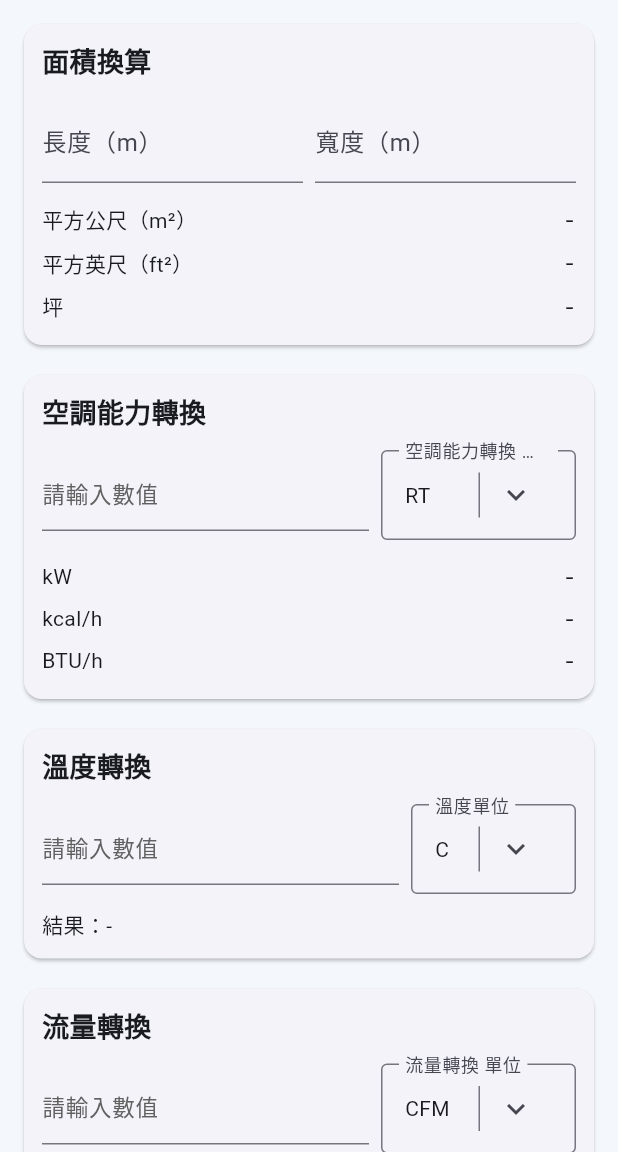
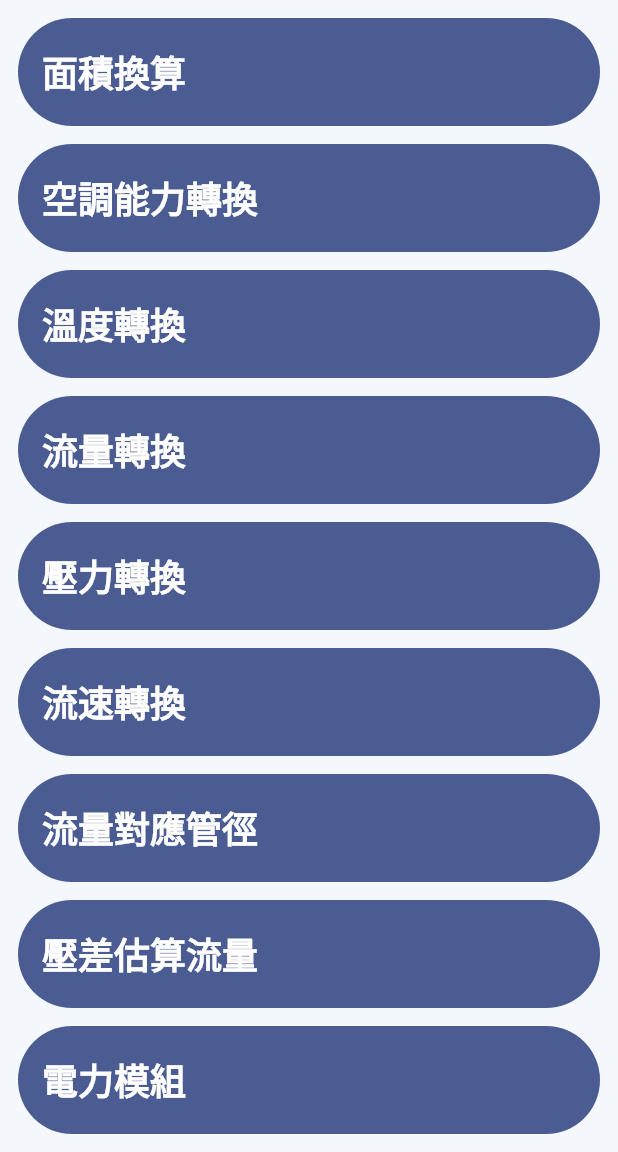
Before and after one commit to wuwu0102/hvac-unit-converter, a Flutter app: the screen it shows after launch, on a phone screen of 412 x 824 dp, the part 84-1236 px from its top. Run offline on Flutter 3.47's test engine with Material 3 defaults, Android fonts, the phone set to English and light mode, and no system bars.

Commit message:
feat: split converter pages and add area calculator for staging

```diff
--- a/lib/main.dart
+++ b/lib/main.dart
@@ -33,6 +33,7 @@ class ConverterHomePage extends StatefulWidget {
 }
 
 class _ConverterHomePageState extends State<ConverterHomePage> {
+  ConverterPage? _selectedPage;
   static const double _hintFontScale = 1.25;
   static const double _hintLineHeight = 1.45;
   static const EdgeInsets _hintVerticalPadding = EdgeInsets.symmetric(vertical: 7);
@@ -42,6 +43,7 @@ class _ConverterHomePageState extends State<ConverterHomePage> {
 
   final _areaLengthController = TextEditingController();
   final _areaWidthController = TextEditingController();
+  String _areaUnit = 'm';
 
   final _coolingCapacityController = TextEditingController();
   String _coolingCapacityUnit = 'RT';
@@ -411,8 +413,11 @@ class _ConverterHomePageState extends State<ConverterHomePage> {
   }
 
   Widget _areaConverterCard() {
-    final lengthM = _parseAny(_areaLengthController.text);
-    final widthM = _parseAny(_areaWidthController.text);
+    final lengthInput = _parseAny(_areaLengthController.text);
+    final widthInput = _parseAny(_areaWidthController.text);
+    final factor = _areaUnit == 'm' ? 1.0 : 0.3048;
+    final lengthM = lengthInput == null ? null : lengthInput * factor;
+    final widthM = widthInput == null ? null : widthInput * factor;
     final areaM2 = (lengthM == null || widthM == null) ? null : lengthM * widthM;
     final areaFt2 = areaM2 == null ? null : areaM2 * 10.7639;
     final areaPing = areaM2 == null ? null : areaM2 / 3.305785;
@@ -423,12 +428,32 @@ class _ConverterHomePageState extends State<ConverterHomePage> {
         children: [
           Row(
             children: [
-              Expanded(child: _numericField(_areaLengthController, label: '長度（m）', hint: '請輸入長度')),
+              Expanded(child: _numericField(_areaLengthController, label: '長度', hint: '請輸入長度')),
               const SizedBox(width: 8),
-              Expanded(child: _numericField(_areaWidthController, label: '寬度（m）', hint: '請輸入寬度')),
+              Expanded(child: _numericField(_areaWidthController, label: '寬度', hint: '請輸入寬度')),
             ],
           ),
+          const SizedBox(height: 8),
+          _mobileSafeSelector(
+            label: '長寬單位',
+            sheetTitle: '請選擇長寬單位',
+            value: _areaUnit,
+            options: const [
+              SelectorOption(value: 'm', label: 'm'),
+              SelectorOption(value: 'ft', label: 'ft'),
+            ],
+            onChanged: (value) => setState(() => _areaUnit = value),
+          ),
           const SizedBox(height: 10),
+          const Align(
+            alignment: Alignment.centerLeft,
+            child: Text('1 坪 = 3.305785 平方公尺'),
+          ),
+          const SizedBox(height: 8),
+          Row(
+            children: [
+            ],
+          ),
           _resultRows({
             '平方公尺（m²）': _formatNumber2(areaM2),
             '平方英尺（ft²）': _formatNumber2(areaFt2),
@@ -799,24 +824,44 @@ class _ConverterHomePageState extends State<ConverterHomePage> {
 
   @override
   Widget build(BuildContext context) {
+    if (_selectedPage == null) {
+      return _buildMenuPage(context);
+    }
+    return _buildFeaturePage(context, _selectedPage!);
+  }
+
+  Widget _buildMenuPage(BuildContext context) {
     return Scaffold(
       appBar: AppBar(title: const Text('HVAC Unit Converter V0.19')),
-      body: LayoutBuilder(
-        builder: (context, constraints) {
-          final width = constraints.maxWidth;
-          final columns = width >= 1180 ? 3 : width >= 760 ? 2 : 1;
-          return SingleChildScrollView(
+      body: SafeArea(
+        child: ListView(
           padding: const EdgeInsets.all(12),
-            child: Wrap(
-              spacing: 12,
-              runSpacing: 12,
-              children: [
-                SizedBox(width: (width - (columns - 1) * 12) / columns, child: _areaConverterCard()),
-                SizedBox(width: (width - (columns - 1) * 12) / columns, child: _coolingCapacityCard()),
-                SizedBox(width: (width - (columns - 1) * 12) / columns, child: _temperatureCard()),
-                SizedBox(
-                  width: (width - (columns - 1) * 12) / columns,
-                  child: _multiUnitCard(
+          children: ConverterPage.values
+              .map(
+                (page) => Padding(
+                  padding: const EdgeInsets.only(bottom: 12),
+                  child: FilledButton(
+                    onPressed: () => setState(() => _selectedPage = page),
+                    style: FilledButton.styleFrom(
+                      padding: const EdgeInsets.symmetric(vertical: 18, horizontal: 16),
+                      textStyle: const TextStyle(fontSize: 24, fontWeight: FontWeight.w600),
+                    ),
+                    child: Align(alignment: Alignment.centerLeft, child: Text(page.label)),
+                  ),
+                ),
+              )
+              .toList(),
+        ),
+      ),
+    );
+  }
+
+  Widget _buildFeaturePage(BuildContext context, ConverterPage page) {
+    final content = switch (page) {
+      ConverterPage.area => _areaConverterCard(),
+      ConverterPage.cooling => _coolingCapacityCard(),
+      ConverterPage.temperature => _temperatureCard(),
+      ConverterPage.flow => _multiUnitCard(
           title: '流量轉換',
           controller: _airflowController,
           selectedUnit: _airflowUnit,
@@ -824,10 +869,7 @@ class _ConverterHomePageState extends State<ConverterHomePage> {
           toBase: _airflowToBase,
           onUnitChanged: (u) => setState(() => _airflowUnit = u),
         ),
-                ),
-                SizedBox(
-                  width: (width - (columns - 1) * 12) / columns,
-                  child: _multiUnitCard(
+      ConverterPage.pressure => _multiUnitCard(
           title: '壓力轉換',
           controller: _pressureController,
           selectedUnit: _pressureUnit,
@@ -835,10 +877,7 @@ class _ConverterHomePageState extends State<ConverterHomePage> {
           toBase: _pressureToPa,
           onUnitChanged: (u) => setState(() => _pressureUnit = u),
         ),
-                ),
-                SizedBox(
-                  width: (width - (columns - 1) * 12) / columns,
-                  child: _multiUnitCard(
+      ConverterPage.velocity => _multiUnitCard(
           title: '流速轉換',
           controller: _velocityController,
           selectedUnit: _velocityUnit,
@@ -846,30 +885,51 @@ class _ConverterHomePageState extends State<ConverterHomePage> {
           toBase: _velocityToMs,
           onUnitChanged: (u) => setState(() => _velocityUnit = u),
         ),
+      ConverterPage.pipe => _pipeSuggestionCard(),
+      ConverterPage.dp => _dpFlowCard(),
+      ConverterPage.power => Column(
+          children: [
+            _powerUnitCard(),
+            const SizedBox(height: 12),
+            _threePhasePowerCard(),
+            const SizedBox(height: 12),
+            _singlePhasePowerCard(),
+            const SizedBox(height: 12),
+            _currentEstimateCard(),
+          ],
         ),
-                SizedBox(width: (width - (columns - 1) * 12) / columns, child: _pipeSuggestionCard()),
-                SizedBox(width: (width - (columns - 1) * 12) / columns, child: _dpFlowCard()),
-                SizedBox(
-                  width: width,
-                  child: Padding(
-                    padding: const EdgeInsets.only(top: 8, bottom: 4),
-                    child: Text(
-                      '電力',
-                      style: Theme.of(context).textTheme.titleLarge?.copyWith(fontWeight: FontWeight.bold),
+    };
+    return Scaffold(
+      appBar: AppBar(
+        title: Text(page.label),
+        leading: IconButton(
+          icon: const Icon(Icons.home),
+          onPressed: () => setState(() => _selectedPage = null),
         ),
       ),
+      body: SafeArea(
+        child: MediaQuery(
+          data: MediaQuery.of(context).copyWith(textScaler: const TextScaler.linear(1.8)),
+          child: SingleChildScrollView(padding: const EdgeInsets.all(12), child: content),
         ),
-                SizedBox(width: (width - (columns - 1) * 12) / columns, child: _powerUnitCard()),
-                SizedBox(width: (width - (columns - 1) * 12) / columns, child: _threePhasePowerCard()),
-                SizedBox(width: (width - (columns - 1) * 12) / columns, child: _singlePhasePowerCard()),
-                SizedBox(width: (width - (columns - 1) * 12) / columns, child: _currentEstimateCard()),
-              ],
-            ),
-          );
-        },
       ),
     );
   }
+}
+
+enum ConverterPage {
+  area('面積換算'),
+  cooling('空調能力轉換'),
+  temperature('溫度轉換'),
+  flow('流量轉換'),
+  pressure('壓力轉換'),
+  velocity('流速轉換'),
+  pipe('流量對應管徑'),
+  dp('壓差估算流量'),
+  power('電力模組');
+
+  final String label;
+  const ConverterPage(this.label);
 }
 
 class PipeSize {
```
Lines whose indentation alone changed are shown as unchanged.
